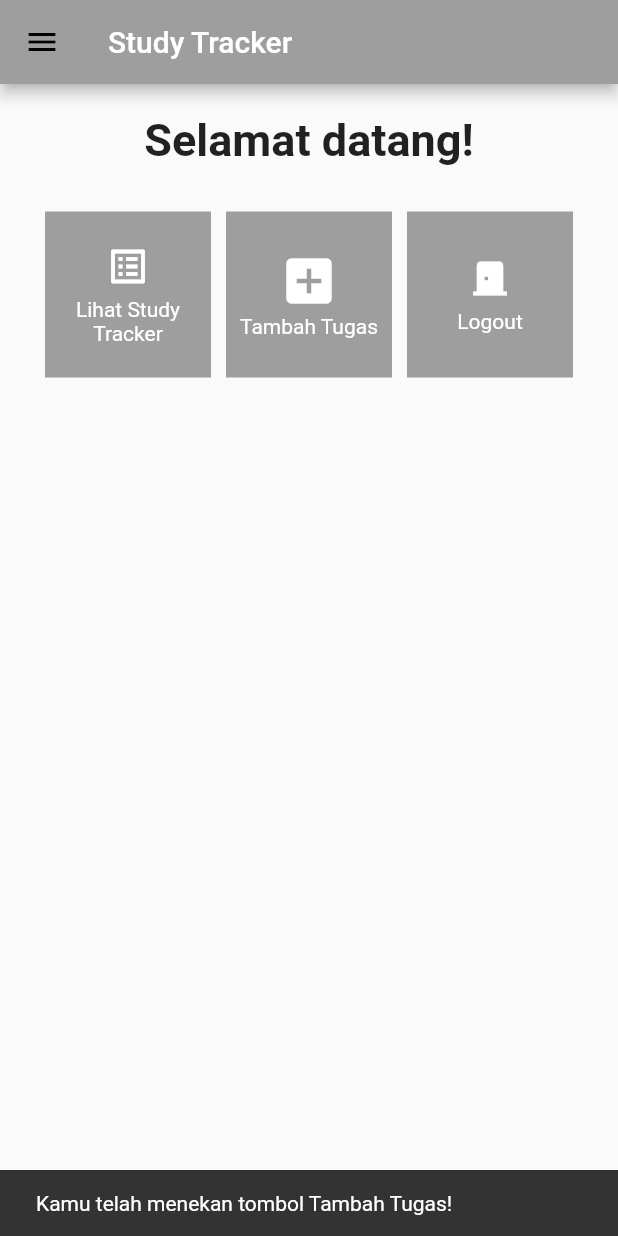
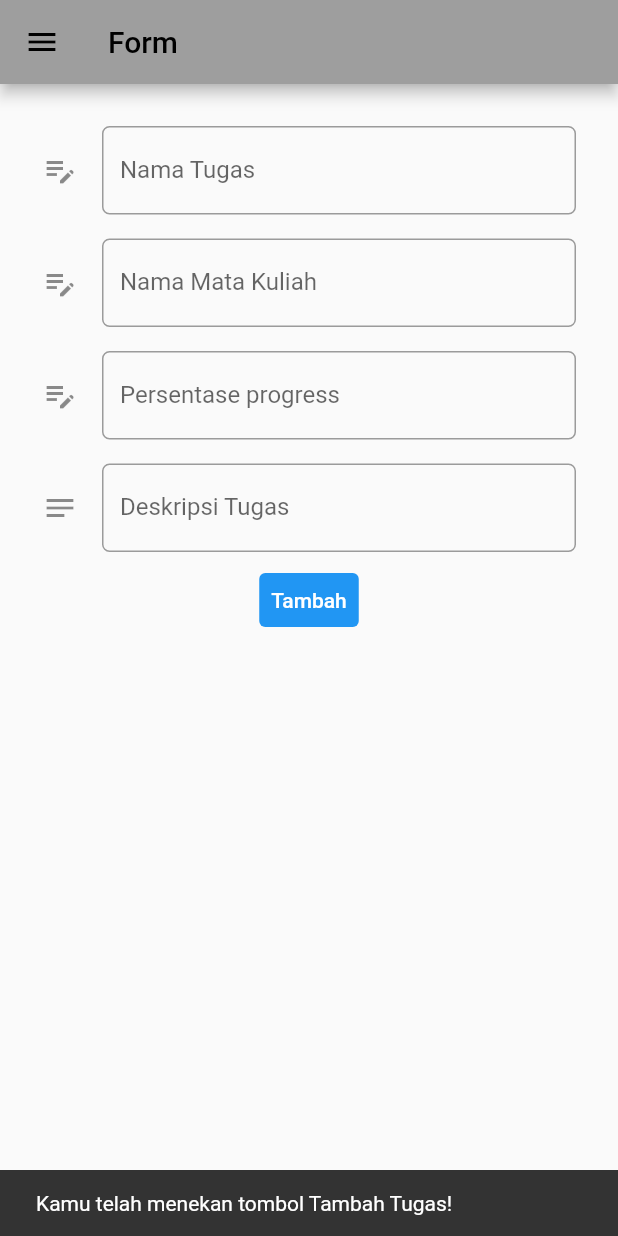
Before and after one commit to ArdianTheGreat/PBP_Flutter_Lab, a Flutter app: the screen it shows after launch, after a tap on "Tambah Tugas", on a phone screen of 412 x 824 dp. Run offline on Flutter 3.47's test engine with Material 2 defaults, Android fonts, the phone set to English and light mode, and no system bars.

Commit message:
Tugas 8. Menambahkan halaman form beserta isinya

```diff
--- /dev/null
+++ b/study_tracker/lib/pages/form.dart
@@ -0,0 +1,235 @@
+import 'package:study_tracker/widgets/drawer.dart';
+import 'package:flutter/material.dart';
+import 'package:flutter/services.dart';
+
+class MyFormPage extends StatefulWidget {
+    const MyFormPage({super.key});
+
+    @override
+    State<MyFormPage> createState() => _MyFormPageState();
+}
+
+class _MyFormPageState extends State<MyFormPage> {
+  final _formKey = GlobalKey<FormState>();
+  String _namaTugas = "";
+  String _namaMataKuliah = "";
+  int _persentaseProgress = 0;
+  String _deskripsiTugas = "";
+
+  @override
+  Widget build(BuildContext context) {
+      return Scaffold(
+          appBar: AppBar(
+              title: Text('Form'),
+          ),
+          drawer: const DrawerMenu(),
+          body: Form(
+            key: _formKey,
+            child: SingleChildScrollView(
+              child: Container(
+                padding: const EdgeInsets.all(20.0),
+                child: Column(
+                  children: [
+                    Padding(
+                // Menggunakan padding sebesar 8 pixels
+                      padding: const EdgeInsets.all(8.0),
+                      child: TextFormField(
+                        decoration: InputDecoration(
+                          hintText: "Contoh: Tugas 2",
+                          labelText: "Nama Tugas",
+                          // Menambahkan icon agar lebih intuitif
+                          icon: const Icon(Icons.edit_note),
+                          // Menambahkan circular border agar lebih rapi
+                          border: OutlineInputBorder(
+                            borderRadius: BorderRadius.circular(5.0),
+                          ),
+                        ),
+                        // Menambahkan behavior saat nama diketik
+                        onChanged: (String? value) {
+                          setState(() {
+                            _namaTugas = value!;
+                          });
+                        },
+                        // Menambahkan behavior saat data disimpan
+                        onSaved: (String? value) {
+                          setState(() {
+                            _namaTugas = value!;
+                          });
+                        },
+                        // Validator sebagai validasi form
+                        validator: (String? value) {
+                          if (value == null || value.isEmpty) {
+                            return 'Nama tugas tidak boleh kosong!';
+                          }
+                          return null;
+                        },
+                      ),
+                    ),
+
+                    Padding(
+                // Menggunakan padding sebesar 8 pixels
+                      padding: const EdgeInsets.all(8.0),
+                      child: TextFormField(
+                        decoration: InputDecoration(
+                          hintText: "Contoh: PBP",
+                          labelText: "Nama Mata Kuliah",
+                          // Menambahkan icon agar lebih intuitif
+                          icon: const Icon(Icons.edit_note),
+                          // Menambahkan circular border agar lebih rapi
+                          border: OutlineInputBorder(
+                            borderRadius: BorderRadius.circular(5.0),
+                          ),
+                        ),
+                        // Menambahkan behavior saat nama diketik
+                        onChanged: (String? value) {
+                          setState(() {
+                            _namaTugas = value!;
+                          });
+                        },
+                        // Menambahkan behavior saat data disimpan
+                        onSaved: (String? value) {
+                          setState(() {
+                            _namaTugas = value!;
+                          });
+                        },
+                        // Validator sebagai validasi form
+                        validator: (String? value) {
+                          if (value == null || value.isEmpty) {
+                            return 'Nama mata kuliah tidak boleh kosong!';
+                          }
+                          return null;
+                        },
+                      ),
+                    ),
+
+                    Padding(
+                      padding: const EdgeInsets.all(8.0),
+                      child: TextFormField(
+                        keyboardType: TextInputType.number,
+                        inputFormatters: <TextInputFormatter>[
+                          FilteringTextInputFormatter.digitsOnly
+                        ],
+                        decoration: InputDecoration(
+                          hintText: "0 - 100",
+                          labelText: "Persentase progress",
+                          // Menambahkan icon agar lebih intuitif
+                          icon: const Icon(Icons.edit_note),
+                          // Menambahkan circular border agar lebih rapi
+                          border: OutlineInputBorder(
+                            borderRadius: BorderRadius.circular(5.0),
+                          ),
+                        ),
+                        // Menambahkan behavior saat jumlah diketik
+                        onChanged: (String? value) {
+                          setState(() {
+                            _persentaseProgress = int.parse(value!);
+                          });
+                        },
+                        // Menambahkan behavior saat data disimpan
+                        onSaved: (String? value) {
+                          setState(() {
+                            _persentaseProgress = int.parse(value!);
+                          });
+                        },
+                        // Validator sebagai validasi form
+                        validator: (String? value) {
+                          if (value == null || value.isEmpty) {
+                            return 'Persentase progress tidak boleh kosong!';
+                          }
+                          int? intValue = int.tryParse(value);
+                          if (intValue == null) {
+                            return 'Persentase progress harus berupa angka!';
+                          }
+                          if (intValue < 0 || intValue > 100){
+                            return 'Persentase progress harus di antara 0 sampai 100!';
+                          }
+                          return null;
+                        },
+                      ),
+                    ),
+
+                    Padding(
+                      // Menggunakan padding sebesar 8 pixels
+                      padding: const EdgeInsets.all(8.0),
+                      child: TextFormField(
+                        decoration: InputDecoration(
+                          hintText: "Contoh: Membuat form flutter!",
+                          labelText: "Deskripsi Tugas",
+                          // Menambahkan icon agar lebih intuitif
+                          icon: const Icon(Icons.notes),
+                          // Menambahkan circular border agar lebih rapi
+                          border: OutlineInputBorder(
+                            borderRadius: BorderRadius.circular(5.0),
+                          ),
+                        ),
+                        // Menambahkan behavior saat nama diketik
+                        onChanged: (String? value) {
+                          setState(() {
+                            _deskripsiTugas = value!;
+                          });
+                        },
+                        // Menambahkan behavior saat data disimpan
+                        onSaved: (String? value) {
+                          setState(() {
+                            _deskripsiTugas = value!;
+                          });
+                        },
+                        // Validator sebagai validasi form
+                        validator: (String? value) {
+                          if (value == null || value.isEmpty) {
+                            return 'Deskripsi tugas tidak boleh kosong!';
+                          }
+                          return null;
+                        },
+                      ),
+                    ),
+
+                    TextButton(
+                      child: const Text(
+                        "Tambah",
+                        style: TextStyle(color: Colors.white),
+                      ),
+                      style: ButtonStyle(
+                        backgroundColor: MaterialStateProperty.all(Colors.blue),
+                      ),
+                      onPressed: () {
+                        if (_formKey.currentState!.validate()) {
+                          showDialog(
+                            context: context,
+                            builder: (context) {
+                              return Dialog(
+                                shape: RoundedRectangleBorder(
+                                  borderRadius: BorderRadius.circular(10),
+                                ),
+                                elevation: 15,
+                                child: Container(
+                                  child: ListView(
+                                    padding: const EdgeInsets.only(top: 20, bottom: 20),
+                                    shrinkWrap: true,
+                                    children: <Widget>[
+                                      Center(child: const Text('Informasi Data')),
+                                      SizedBox(height: 20),
+                                      // TODO: Munculkan informasi yang didapat dari form
+                                      TextButton(
+                                        onPressed: () {
+                                          Navigator.pop(context);
+                                        },
+                                        child: Text('Kembali'),
+                                      ),
+                                    ],
+                                  ),
+                                ),
+                              );
+                            },
+                          );
+                        }
+                      },
+                    ),
+                  ]
+                ),
+              ),
+            ),
+          )
+      );
+    }
+}
--- a/study_tracker/lib/pages/menu.dart
+++ b/study_tracker/lib/pages/menu.dart
@@ -1,6 +1,8 @@
 import 'package:flutter/material.dart';
 
 import '../widgets/drawer.dart';
+
+import 'package:study_tracker/pages/form.dart';
 
 class MyHomePage extends StatelessWidget {
   const MyHomePage({Key? key}) : super(key: key);
@@ -15,6 +17,7 @@ class MyHomePage extends StatelessWidget {
                   color: Colors.white,
                 ),
               ),
+              iconTheme: const IconThemeData(color: Colors.white),
             ),
             drawer: const DrawerMenu(),
             body: SingleChildScrollView( // Widget wrapper yang dapat discroll
@@ -80,6 +83,11 @@ class MyHomePage extends StatelessWidget {
                           color: Colors.grey,
                           child: InkWell(
                             onTap: () {
+                              Navigator.pushReplacement(
+                                context,
+                                MaterialPageRoute(
+                                    builder: (context) => const MyFormPage()),
+                              );
                               ScaffoldMessenger.of(context)
                               ..hideCurrentSnackBar()
                               ..showSnackBar(const SnackBar(
--- a/study_tracker/lib/widgets/drawer.dart
+++ b/study_tracker/lib/widgets/drawer.dart
@@ -1,5 +1,8 @@
 import 'package:study_tracker/pages/menu.dart';
 import 'package:flutter/material.dart';
+
+import 'package:study_tracker/pages/form.dart';
+
 
 class DrawerMenu extends StatelessWidget {
 
```
